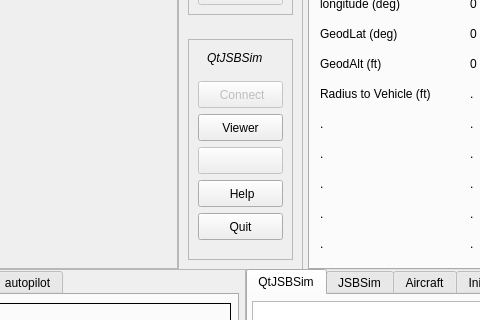
Before: the Qt Designer form src/MainWindow.ui in xfahad100/aeroprecinyx, drawn with Qt 5; both pictures show x 232 to 712 and y 141 to 461 of the 1024 by 768 pixel window.
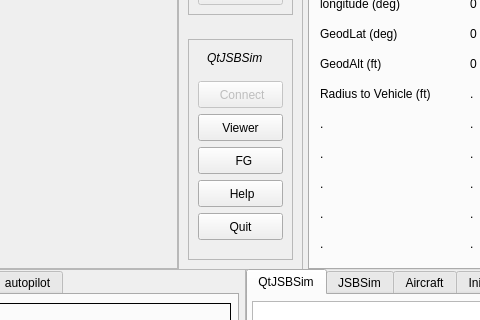
After: the same form once the commit is applied. Icons and pictures are not drawn. Custom widgets are drawn as their Qt base class.

Patch:
```diff
--- a/src/MainWindow.ui
+++ b/src/MainWindow.ui
@@ -220,7 +220,7 @@
      </widget>
      <widget class="QPushButton" name="pushButton_6">
       <property name="enabled">
-       <bool>false</bool>
+       <bool>true</bool>
       </property>
       <property name="geometry">
        <rect>
@@ -234,7 +234,15 @@
        <enum>Qt::NoFocus</enum>
       </property>
       <property name="text">
-       <string/>
+       <string>  FG</string>
+      </property>
+      <property name="icon">
+       <iconset resource="icons.qrc">
+        <normaloff>:/images/dkgreen.png</normaloff>
+        <normalon>:/images/green.png</normalon>:/images/dkgreen.png</iconset>
+      </property>
+      <property name="checkable">
+       <bool>true</bool>
       </property>
      </widget>
      <widget class="QPushButton" name="helpButton">
```
Left out of the diff: 2 changed lines with no effect on the pictures.
